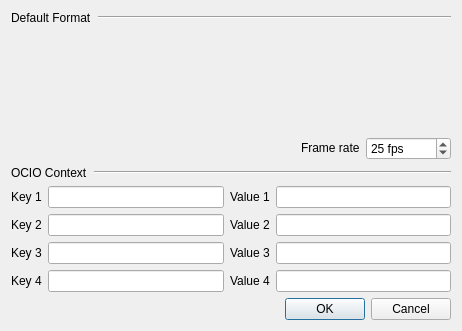
Old version of the form designer/composition_settings.ui in the repository kmac5/ramen.
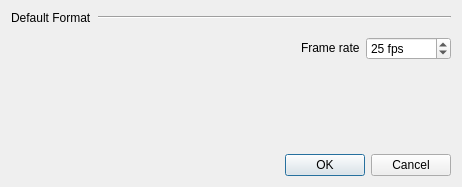
New version of the form. Custom widgets are drawn as their Qt base class.

Commit message: Removed ocio context from dialog.

Patch:
```diff
--- a/designer/composition_settings.ui
+++ b/designer/composition_settings.ui
@@ -7,7 +7,7 @@
     <x>0</x>
     <y>0</y>
     <width>462</width>
-    <height>331</height>
+    <height>187</height>
    </rect>
   </property>
   <property name="windowTitle">
@@ -101,112 +101,17 @@
     </layout>
    </item>
    <item>
-    <layout class="QHBoxLayout" name="horizontalLayout_3">
-     <item>
-      <widget class="QLabel" name="label_3">
-       <property name="sizePolicy">
-        <sizepolicy hsizetype="Fixed" vsizetype="Fixed">
-         <horstretch>0</horstretch>
-         <verstretch>0</verstretch>
-        </sizepolicy>
-       </property>
-       <property name="text">
-        <string>OCIO Context</string>
-       </property>
-      </widget>
-     </item>
-     <item>
-      <widget class="Line" name="line_2">
-       <property name="orientation">
-        <enum>Qt::Horizontal</enum>
-       </property>
-      </widget>
-     </item>
-    </layout>
-   </item>
-   <item>
-    <layout class="QGridLayout" name="gridLayout">
-     <item row="0" column="0">
-      <widget class="QLabel" name="label_4">
-       <property name="text">
-        <string>Key 1</string>
-       </property>
-      </widget>
-     </item>
-     <item row="0" column="1">
-      <widget class="QLineEdit" name="ocio_key1_"/>
-     </item>
-     <item row="0" column="2">
-      <widget class="QLabel" name="label_5">
-       <property name="text">
-        <string>Value 1</string>
-       </property>
-      </widget>
-     </item>
-     <item row="0" column="3">
-      <widget class="QLineEdit" name="ocio_value1_"/>
-     </item>
-     <item row="1" column="0">
-      <widget class="QLabel" name="label_6">
-       <property name="text">
-        <string>Key 2</string>
-       </property>
-      </widget>
-     </item>
-     <item row="2" column="0">
-      <widget class="QLabel" name="label_8">
-       <property name="text">
-        <string>Key 3</string>
-       </property>
-      </widget>
-     </item>
-     <item row="3" column="0">
-      <widget class="QLabel" name="label_10">
-       <property name="text">
-        <string>Key 4</string>
-       </property>
-      </widget>
-     </item>
-     <item row="1" column="1">
-      <widget class="QLineEdit" name="ocio_key2_"/>
-     </item>
-     <item row="2" column="1">
-      <widget class="QLineEdit" name="ocio_key3_"/>
-     </item>
-     <item row="3" column="1">
-      <widget class="QLineEdit" name="ocio_key4_"/>
-     </item>
-     <item row="1" column="2">
-      <widget class="QLabel" name="label_7">
-       <property name="text">
-        <string>Value 2</string>
-       </property>
-      </widget>
-     </item>
-     <item row="2" column="2">
-      <widget class="QLabel" name="label_9">
-       <property name="text">
-        <string>Value 3</string>
-       </property>
-      </widget>
-     </item>
-     <item row="3" column="2">
-      <widget class="QLabel" name="label_11">
-       <property name="text">
-        <string>Value 4</string>
-       </property>
-      </widget>
-     </item>
-     <item row="1" column="3">
-      <widget class="QLineEdit" name="ocio_value2_"/>
-     </item>
-     <item row="2" column="3">
-      <widget class="QLineEdit" name="ocio_value3_"/>
-     </item>
-     <item row="3" column="3">
-      <widget class="QLineEdit" name="ocio_value4_"/>
-     </item>
-    </layout>
+    <spacer name="verticalSpacer">
+     <property name="orientation">
+      <enum>Qt::Vertical</enum>
+     </property>
+     <property name="sizeHint" stdset="0">
+      <size>
+       <width>20</width>
+       <height>40</height>
+      </size>
+     </property>
+    </spacer>
    </item>
    <item>
     <widget class="QDialogButtonBox" name="buttonBox">
```
